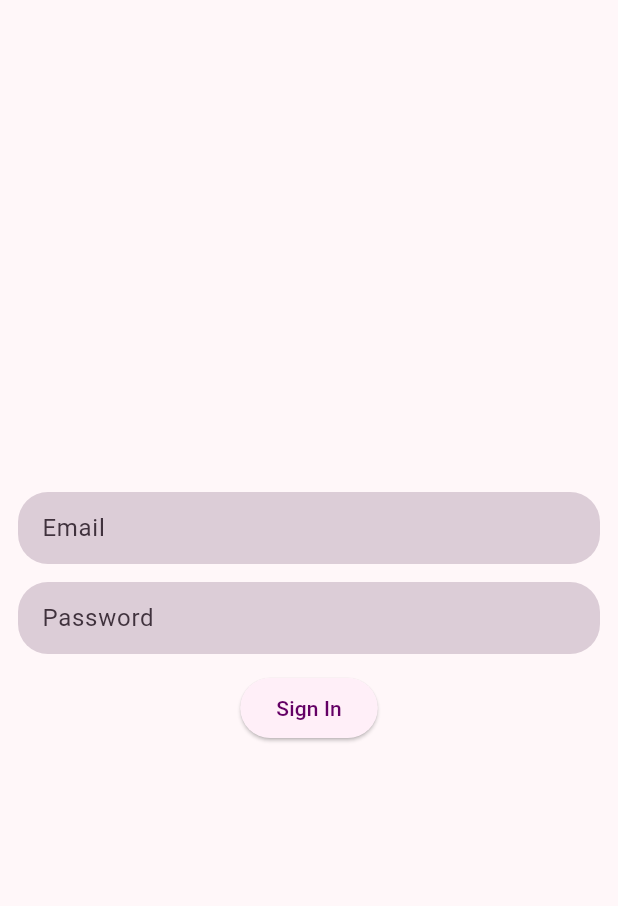
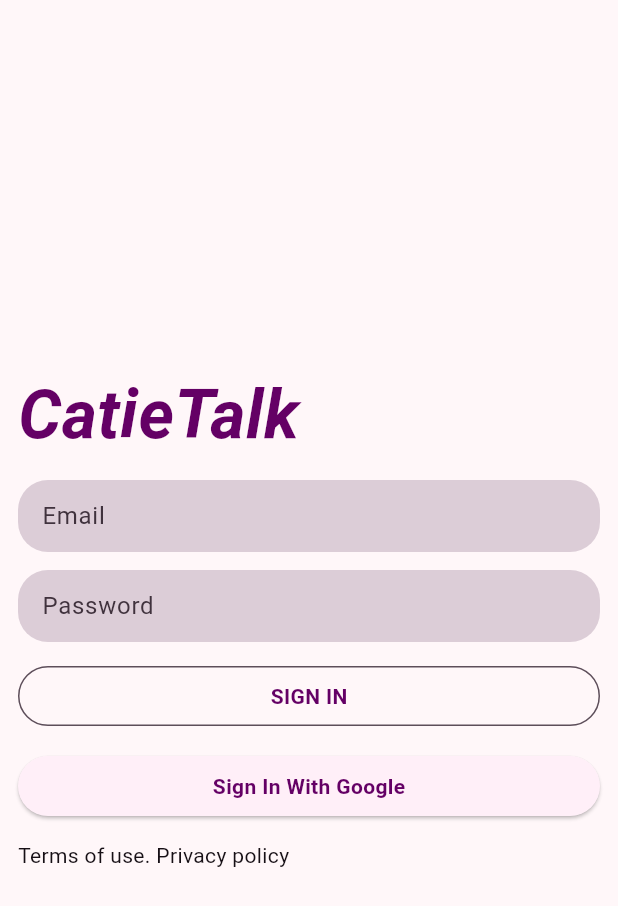
Before and after one commit to vinhhoangdo/cat_ai_chat, a Flutter app: the screen it shows after launch, on a phone screen of 412 x 824 dp. Shown: the top 906 px of the screen. Run offline on Flutter 3.47's test engine with Material 3 defaults, Android fonts, the phone set to English and light mode, and no system bars; our stand-ins replace firebase_auth, firebase_core, firebase_messaging, get_it, go_router, google_fonts and 3 more; accounts and stored records are empty.

Commit message:
Add GoogleSignIn

```diff
--- /dev/null
+++ b/lib/core/widgets/cat_button.dart
@@ -0,0 +1,48 @@
+import 'package:flutter/material.dart';
+
+enum ButtonType { icon, outlined, text, elevated }
+
+class CatButton extends StatelessWidget {
+  const CatButton({
+    super.key,
+    required this.child,
+    required this.onPressed,
+    required this.type,
+    this.buttonStyle,
+  });
+
+  final Widget child;
+  final Function() onPressed;
+  final ButtonStyle? buttonStyle;
+  final ButtonType type;
+
+  @override
+  Widget build(BuildContext context) {
+    return catButtonByType;
+  }
+
+  Widget get catButtonByType {
+    return switch (type) {
+      ButtonType.icon => ElevatedButton.icon(
+          onPressed: onPressed,
+          style: buttonStyle,
+          label: child,
+        ),
+      ButtonType.outlined => OutlinedButton(
+          onPressed: onPressed,
+          style: buttonStyle,
+          child: child,
+        ),
+      ButtonType.text => TextButton(
+          onPressed: onPressed,
+          style: buttonStyle,
+          child: child,
+        ),
+      _ => ElevatedButton(
+          onPressed: onPressed,
+          style: buttonStyle,
+          child: child,
+        ),
+    };
+  }
+}
--- a/lib/core/widgets/custom_text_form_field.dart
+++ b/lib/core/widgets/cat_text_form_field.dart
@@ -1,8 +1,8 @@
 import 'package:flutter/material.dart';
 import 'package:flutter/services.dart';
 
-class CustomTextFormField extends StatelessWidget {
-  const CustomTextFormField({
+class CatTextFormField extends StatelessWidget {
+  const CatTextFormField({
     super.key,
     required this.controller,
     this.label,
@@ -100,6 +100,7 @@ class CustomTextFormField extends StatelessWidget {
   Widget build(BuildContext context) {
     return TextFormField(
       controller: controller,
+      autovalidateMode: AutovalidateMode.onUserInteraction,
       validator: validator,
       onChanged: onChanged,
       onTap: onTap,
--- a/lib/core/widgets/widgets.dart
+++ b/lib/core/widgets/widgets.dart
@@ -1 +1,2 @@
-export 'custom_text_form_field.dart';
+export 'cat_button.dart';
+export 'cat_text_form_field.dart';
--- a/lib/l10n/app_en.arb
+++ b/lib/l10n/app_en.arb
@@ -1,10 +1,13 @@
 {
+  "appName": "CatieTalk",
   "signIn": "Sign In",
+  "signInWithGoogle": "Sign In With Google",
   "signUp": "Sign Up",
   "welcomeBack": "Welcome back!",
   "close": "Close",
   "email": "Email",
   "password": "Password",
   "tryAgain": "Try again",
-  "failToSignOut": "Fail to Sign out"
+  "failToSignOut": "Fail to Sign out",
+  "termAndPrivacy": "Terms of use. Privacy policy"
 }
--- a/lib/l10n/app_vi.arb
+++ b/lib/l10n/app_vi.arb
@@ -1,10 +1,13 @@
 {
+  "appName": "CatieTalk",
   "signIn": "Sign In",
+  "signInWithGoogle": "Sign In With Google",
   "signUp": "Sign Up",
   "welcomeBack": "Welcome back!",
   "close": "Close",
   "email": "Email",
   "password": "Password",
   "tryAgain": "Try again",
-  "failToSignOut": "Fail to Sign out"
+  "failToSignOut": "Fail to Sign out",
+  "termAndPrivacy": "Terms of use. Privacy policy"
 }
--- a/lib/l10n/gen_l10n/app_localizations.dart
+++ b/lib/l10n/gen_l10n/app_localizations.dart
@@ -95,11 +95,23 @@ abstract class AppLocalizations {
     Locale('vi')
   ];
 
+  /// No description provided for @appName.
+  ///
+  /// In en, this message translates to:
+  /// **'CatieTalk'**
+  String get appName;
+
   /// No description provided for @signIn.
   ///
   /// In en, this message translates to:
   /// **'Sign In'**
   String get signIn;
+
+  /// No description provided for @signInWithGoogle.
+  ///
+  /// In en, this message translates to:
+  /// **'Sign In With Google'**
+  String get signInWithGoogle;
 
   /// No description provided for @signUp.
   ///
@@ -142,6 +154,12 @@ abstract class AppLocalizations {
   /// In en, this message translates to:
   /// **'Fail to Sign out'**
   String get failToSignOut;
+
+  /// No description provided for @termAndPrivacy.
+  ///
+  /// In en, this message translates to:
+  /// **'Terms of use. Privacy policy'**
+  String get termAndPrivacy;
 }
 
 class _AppLocalizationsDelegate extends LocalizationsDelegate<AppLocalizations> {
--- a/lib/l10n/gen_l10n/app_localizations_en.dart
+++ b/lib/l10n/gen_l10n/app_localizations_en.dart
@@ -1,5 +1,3 @@
-// ignore: unused_import
-import 'package:intl/intl.dart' as intl;
 import 'app_localizations.dart';
 
 // ignore_for_file: type=lint
@@ -9,7 +7,13 @@ class AppLocalizationsEn extends AppLocalizations {
   AppLocalizationsEn([String locale = 'en']) : super(locale);
 
   @override
+  String get appName => 'CatieTalk';
+
+  @override
   String get signIn => 'Sign In';
+
+  @override
+  String get signInWithGoogle => 'Sign In With Google';
 
   @override
   String get signUp => 'Sign Up';
@@ -31,4 +35,7 @@ class AppLocalizationsEn extends AppLocalizations {
 
   @override
   String get failToSignOut => 'Fail to Sign out';
+
+  @override
+  String get termAndPrivacy => 'Terms of use. Privacy policy';
 }
--- a/lib/l10n/gen_l10n/app_localizations_vi.dart
+++ b/lib/l10n/gen_l10n/app_localizations_vi.dart
@@ -1,5 +1,3 @@
-// ignore: unused_import
-import 'package:intl/intl.dart' as intl;
 import 'app_localizations.dart';
 
 // ignore_for_file: type=lint
@@ -9,7 +7,13 @@ class AppLocalizationsVi extends AppLocalizations {
   AppLocalizationsVi([String locale = 'vi']) : super(locale);
 
   @override
+  String get appName => 'CatieTalk';
+
+  @override
   String get signIn => 'Sign In';
+
+  @override
+  String get signInWithGoogle => 'Sign In With Google';
 
   @override
   String get signUp => 'Sign Up';
@@ -31,4 +35,7 @@ class AppLocalizationsVi extends AppLocalizations {
 
   @override
   String get failToSignOut => 'Fail to Sign out';
+
+  @override
+  String get termAndPrivacy => 'Terms of use. Privacy policy';
 }
--- a/lib/ui/auth/sign_in/view_models/sign_in_view_model.dart
+++ b/lib/ui/auth/sign_in/view_models/sign_in_view_model.dart
@@ -1,15 +1,18 @@
 import 'package:cat_ai_gen/data/repositories/auth/auth_repository.dart';
 import 'package:cat_ai_gen/utils/utils.dart';
+import 'package:firebase_auth/firebase_auth.dart';
 
 class SignInViewModel {
   SignInViewModel({
     required AuthRepository authRepository,
   }) : _authRepository = authRepository {
     signIn = CommandWithArg<String, (String email, String password)>(_signIn);
+    signInWithGoogle = CommandNoneArg(_signInWithGoogle);
   }
 
   final AuthRepository _authRepository;
   late CommandWithArg signIn;
+  late CommandNoneArg signInWithGoogle;
 
   Future<Result<String>> _signIn((String, String) credentials) async {
     final (email, password) = credentials;
@@ -19,4 +22,8 @@ class SignInViewModel {
     );
     return result;
   }
+
+  Future<Result<UserCredential?>> _signInWithGoogle() async {
+    return await _authRepository.signInWithGoogle();
+  }
 }
--- a/lib/ui/auth/sign_in/widgets/sign_in_screen.dart
+++ b/lib/ui/auth/sign_in/widgets/sign_in_screen.dart
@@ -1,10 +1,12 @@
 import 'package:cat_ai_gen/core/core.dart';
 import 'package:cat_ai_gen/routing/routes.dart';
+import 'package:cat_ai_gen/ui/auth/sign_in/helper/sign_in_validator.dart';
 import 'package:cat_ai_gen/ui/ui.dart';
 import 'package:cat_ai_gen/utils/utils.dart';
 import 'package:firebase_messaging/firebase_messaging.dart';
 import 'package:flutter/material.dart';
 import 'package:go_router/go_router.dart';
+import 'package:google_fonts/google_fonts.dart';
 
 class SignInScreen extends StatefulWidget {
   const SignInScreen({super.key, required this.viewModel});
@@ -15,9 +17,10 @@ class SignInScreen extends StatefulWidget {
   State<SignInScreen> createState() => _SignInScreenState();
 }
 
-class _SignInScreenState extends State<SignInScreen> {
+class _SignInScreenState extends State<SignInScreen> with SignInValidator {
   final TextEditingController _email = TextEditingController();
   final TextEditingController _password = TextEditingController();
+  final _formKey = GlobalKey<FormState>();
 
   Future<void> _dialogBuilder({
     required String title,
@@ -54,6 +57,7 @@ class _SignInScreenState extends State<SignInScreen> {
   @override
   void didChangeDependencies() {
     super.didChangeDependencies();
+    //TODO (vince): Remove it later!
     FirebaseMessaging.onMessage.listen((RemoteMessage message) {
       if (message.notification != null) {
         if (mounted) {
@@ -84,26 +88,46 @@ class _SignInScreenState extends State<SignInScreen> {
   @override
   Widget build(BuildContext context) {
     return Scaffold(
-      body: Padding(
-        padding: const EdgeInsets.symmetric(horizontal: 12.0),
+      body: Center(
+        child: Padding(
+          padding: const EdgeInsets.all(12.0),
+          child: Form(
+            key: _formKey,
             child: Column(
               spacing: 12.0,
               mainAxisAlignment: MainAxisAlignment.center,
+              crossAxisAlignment: CrossAxisAlignment.stretch,
+              mainAxisSize: MainAxisSize.min,
               children: [
-            CustomTextFormField(
+                Text(
+                  context.locale.appName,
+                  style: GoogleFonts.darumadropOne(
+                      textStyle: TextStyle(
+                    fontStyle: FontStyle.italic,
+                    fontSize: 45,
+                    color: Theme.of(context).colorScheme.primary,
+                    fontWeight: FontWeight.bold,
+                  )),
+                ),
+                CatTextFormField(
                   controller: _email,
                   hintText: context.locale.email,
+                  validator: emailValidate,
                 ),
-            CustomTextFormField(
+                CatTextFormField(
                   controller: _password,
                   hintText: context.locale.password,
                   obscureText: true,
+                  validator: passwordValidate,
                 ),
-            ElevatedButton(
+                CatButton(
+                  type: ButtonType.outlined,
                   onPressed: () {
+                    if (_formKey.currentState!.validate()) {
                       widget.viewModel.signIn.execute(
                         (_email.value.text, _password.value.text),
                       );
+                    }
                   },
                   child: ListenableBuilder(
                     listenable: widget.viewModel.signIn,
@@ -111,10 +135,33 @@ class _SignInScreenState extends State<SignInScreen> {
                       if (widget.viewModel.signIn.running) {
                         return CircularProgressIndicator();
                       }
-                    return Text(context.locale.signIn);
-                  }),
+                      return Text(
+                        context.locale.signIn.toUpperCase(),
+                        style: Theme.of(context).textTheme.bodyMedium!.copyWith(
+                              color: Theme.of(context).colorScheme.primary,
+                              fontWeight: FontWeight.bold,
                             ),
+                      );
+                    },
+                  ),
+                ),
+                CatButton(
+                  onPressed: () {
+                    widget.viewModel.signInWithGoogle.execute();
+                  },
+                  type: ButtonType.elevated,
+                  child: Text(
+                    context.locale.signInWithGoogle,
+                    style: Theme.of(context).textTheme.bodyMedium!.copyWith(
+                          color: Theme.of(context).colorScheme.primary,
+                          fontWeight: FontWeight.bold,
+                        ),
+                  ),
+                ),
+                Text(context.locale.termAndPrivacy),
               ],
+            ),
+          ),
         ),
       ),
     );
@@ -137,9 +184,13 @@ class _SignInScreenState extends State<SignInScreen> {
           content: Text(widget.viewModel.signIn.result.toString()),
           action: SnackBarAction(
             label: context.locale.tryAgain,
-            onPressed: () => widget.viewModel.signIn.execute(
+            onPressed: () {
+              if (_formKey.currentState!.validate()) {
+                widget.viewModel.signIn.execute(
                   (_email.value.text, _password.value.text),
-            ),
+                );
+              }
+            },
           ),
         ),
       );
--- a/pubspec.yaml
+++ b/pubspec.yaml
@@ -48,6 +48,7 @@ dependencies:
   flutter_localizations:
     sdk: flutter
   intl: any
+  google_sign_in: ^6.2.2
 
 dev_dependencies:
   flutter_test:
```
Also changed, not shown: lib/data/repositories/auth/auth_repository.dart (+41 -1 lines), lib/ui/auth/sign_in/helper/sign_in_validator.dart (added, +19 -0 lines), pubspec.lock. Lines whose indentation alone changed are shown as unchanged.
